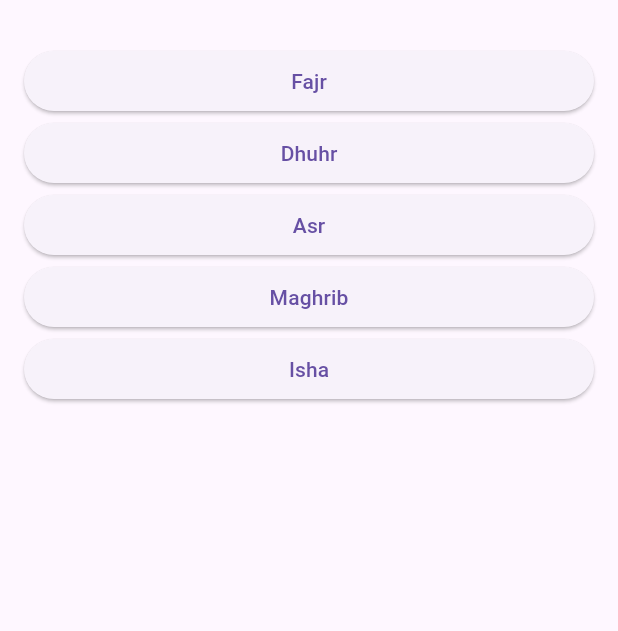
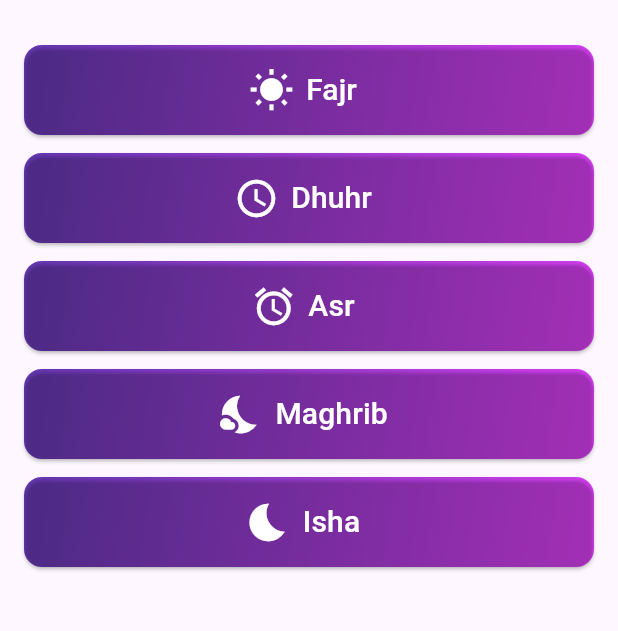
Before and after one commit to Refayatul/Hikma, a Flutter app: the screen it shows after launch, on a phone screen of 412 x 824 dp, the part 63-694 px from its top. Run offline on Flutter 3.47's test engine with Material 3 defaults, Android fonts, the phone set to English and light mode, and no system bars.

Commit message:
simple basic home screen for the first 5 fard prayers

```diff
--- a/lib/button_details.dart
+++ b/lib/button_details.dart
@@ -1,22 +1,45 @@
 import 'package:flutter/material.dart';
 
-Widget buildPrayerButton(String title, IconData icon, VoidCallback onPressed) {
-  return ElevatedButton.icon(
-    onPressed: () {},
+Widget buildButton(
+    BuildContext context, String title, Widget screen, IconData icons) {
+  return Container(
+    decoration: BoxDecoration(
+      gradient: const LinearGradient(
+        colors: [Colors.deepPurple, Colors.purpleAccent],
+        begin: Alignment.topLeft,
+        end: Alignment.bottomRight,
+      ),
+      borderRadius: BorderRadius.circular(12),
+    ),
+    child: ElevatedButton.icon(
+      onPressed: () {
+        Navigator.push(
+          context,
+          MaterialPageRoute(
+            builder: (context) => screen,
+          ),
+        );
+      },
       style: ElevatedButton.styleFrom(
         minimumSize: const Size(double.infinity, 60),
-      backgroundColor: Colors.deepPurpleAccent,
+        backgroundColor: Colors.transparent,
+        foregroundColor: Colors.white,
         shape: RoundedRectangleBorder(
           borderRadius: BorderRadius.circular(12),
         ),
       ),
       icon: Icon(
-      icon,
+        icons,
         size: 30,
+        color: Colors.white,
       ),
       label: Text(
         title,
-      style: const TextStyle(fontSize: 20),
+        style: const TextStyle(
+          fontSize: 20,
+          color: Colors.white,
+        ),
+      ),
     ),
   );
 }
--- /dev/null
+++ b/lib/first_screen.dart
@@ -0,0 +1,34 @@
+import 'package:flutter/material.dart';
+import 'fajr_prayer.dart';
+import 'dhuhr_prayer.dart';
+import 'asr_prayer.dart';
+import 'maghrib_prayer.dart';
+import 'isha_prayer.dart';
+import 'button_details.dart';
+
+class FirstScreen extends StatelessWidget {
+  const FirstScreen({super.key});
+
+  @override
+  Widget build(BuildContext context) {
+    return Scaffold(
+      appBar: AppBar(title: const Text('Learn Prayers')),
+      body: Center(
+        child: ListView(
+          padding: const EdgeInsets.all(16.0),
+          children: [
+            buildButton(context, 'Fajr', const FajrPrayerFard(),Icons.wb_sunny,),
+            const SizedBox(height: 12),
+            buildButton(context, 'Dhuhr', const DhuhrPrayerFard(),Icons.access_time,),
+            const SizedBox(height: 12),
+            buildButton(context, 'Asr', const AsrPrayerFard(),Icons.access_alarm,),
+            const SizedBox(height: 12),
+            buildButton(context, 'Maghrib', const MaghribPrayerFard(),Icons.nights_stay,),
+            const SizedBox(height: 12),
+            buildButton(context, 'Isha', const IshaPrayerFard(),Icons.bedtime,),
+          ],
+        ),
+      ),
+    );
+  }
+}
--- a/lib/main.dart
+++ b/lib/main.dart
@@ -1,10 +1,5 @@
 import 'package:flutter/material.dart';
-import 'fajr_prayer_fard.dart';
-import 'dhuhr_prayer_fard.dart';
-import 'asr_prayer_fard.dart';
-import 'maghrib_prayer_fard.dart';
-import 'isha_prayer_fard.dart';
-
+import 'first_screen.dart';
 void main() {
   runApp(const MyApp());
 }
@@ -19,43 +14,6 @@ class MyApp extends StatelessWidget {
       home: FirstScreen(),
     );
   }
-}
-
-class FirstScreen extends StatelessWidget {
-  const FirstScreen({super.key});
-
-  @override
-  Widget build(BuildContext context) {
-    return Scaffold(
-      appBar: AppBar(title: const Text('Learn Prayers')),
-      body: Center(
-        child: ListView(
-          padding: const EdgeInsets.all(16.0),
-          children: [
-            buildButton(context, 'Fajr', const FajrPrayerFard()),
-            buildButton(context, 'Dhuhr', const DhuhrPrayerFard()),
-            buildButton(context, 'Asr', const AsrPrayerFard()),
-            buildButton(context, 'Maghrib', const MaghribPrayerFard()),
-            buildButton(context, 'Isha', const IshaPrayerFard()),
-          ],
-        ),
-      ),
-    );
-  }
-}
-
-Widget buildButton(BuildContext context, String title, Widget screen) {
-  return ElevatedButton(
-    onPressed: () {
-      Navigator.push(
-        context,
-        MaterialPageRoute(
-          builder: (context) => screen,
-        ),
-      );
-    },
-    child: Text(title),
-  );
 }
 
 
```
Also changed, not shown: lib/prayer_button.dart (deleted, +0 -34 lines), lib/asr_prayer.dart (renamed from lib/asr_prayer_fard.dart), lib/dhuhr_prayer.dart (renamed from lib/dhuhr_prayer_fard.dart), lib/fajr_prayer.dart (line endings or trailing spaces), lib/isha_prayer.dart (renamed from lib/isha_prayer_fard.dart), lib/maghrib_prayer.dart (renamed from lib/maghrib_prayer_fard.dart). Lines whose indentation alone changed are shown as unchanged.
